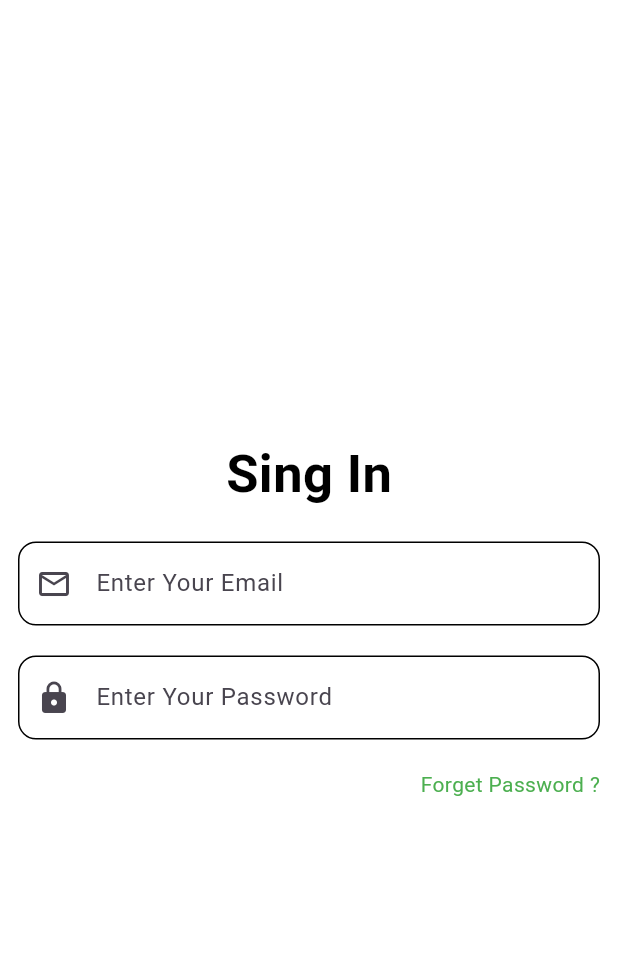
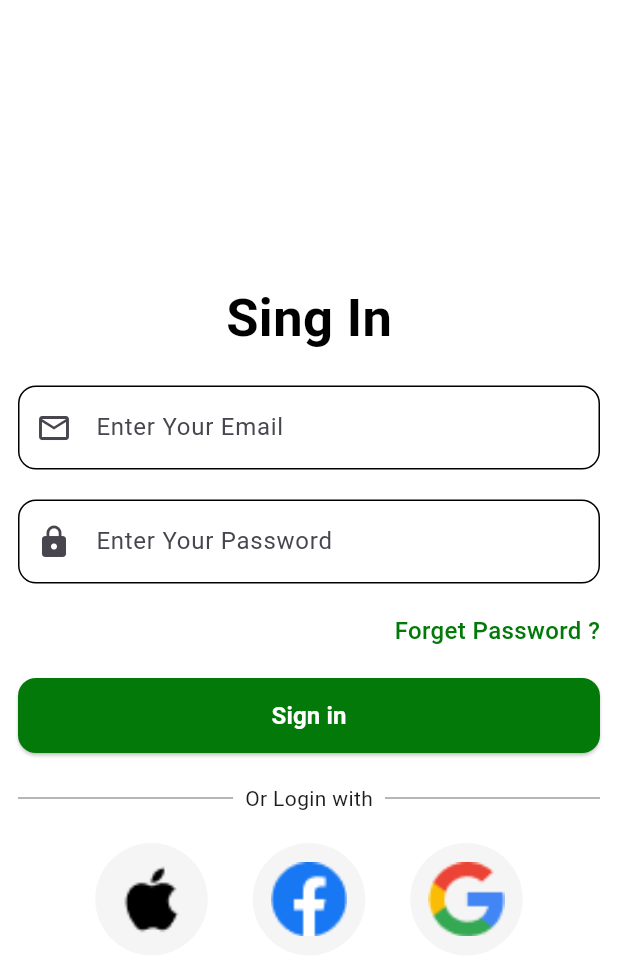
Before and after one commit to elshaarawy7/Zestora-App, a Flutter app: the screen it shows after launch, swiped to page 4, on a phone screen of 412 x 824 dp. Shown: the top 975 px of the screen. Run offline on Flutter 3.47's test engine with Material 3 defaults, Android fonts, the phone set to English and light mode, and no system bars.

Commit message:
add custem grean batton

```diff
--- a/lib/futcher/ui/pages/auth/sing_in_page.dart
+++ b/lib/futcher/ui/pages/auth/sing_in_page.dart
@@ -1,4 +1,8 @@
 import 'package:flutter/material.dart';
+import 'package:zestora/core/utils/color_app.dart';
+import 'package:zestora/futcher/ui/widgets/custem_batton.dart';
+import 'package:zestora/futcher/ui/widgets/custem_driver.dart';
+import 'package:zestora/futcher/ui/widgets/custem_item_scoil.dart';
 import 'package:zestora/futcher/ui/widgets/custem_text_filed.dart';
 
 class SingInPage extends StatelessWidget {
@@ -61,9 +65,39 @@ class SingInPage extends StatelessWidget {
         Align(
           alignment: Alignment.centerRight,
           child: Text("Forget Password ?" , style: TextStyle(
-            color: Colors.green ,
+            color: ColorApp.grean ,
+            fontSize: 16 ,
+            fontWeight: FontWeight.w500 ,
           ),),
-        )
+        ) ,
+
+        SizedBox(height: 20,) ,
+
+        CustomGreenButton(
+          text: "Sign in",
+          onPressed: () {
+
+          },
+        ) ,
+
+         SizedBox(height: 20,) ,
+
+         CustemDriver() ,
+
+         SizedBox(height: 20,) ,
+
+         Row(
+          crossAxisAlignment: CrossAxisAlignment.center,
+          mainAxisAlignment: MainAxisAlignment.center,
+           children: [
+             CustemItemScoil(image: 'assets/scoil_imag/apple.png') ,
+             SizedBox(width: 30,) ,
+             CustemItemScoil(image: 'assets/scoil_imag/Facebook.png'),
+              SizedBox(width: 30,) ,
+             CustemItemScoil(image: 'assets/scoil_imag/Google.png'),
+           ],
+         ) ,
+
 
               ],
             ),
--- /dev/null
+++ b/lib/futcher/ui/widgets/custem_batton.dart
@@ -0,0 +1,38 @@
+import 'package:flutter/material.dart';
+import 'package:zestora/core/utils/color_app.dart';
+
+class CustomGreenButton extends StatelessWidget {
+  final String text;   // التكست المتغير
+  final VoidCallback onPressed; // عشان تحدد الاكشن
+
+  const CustomGreenButton({
+    super.key,
+    required this.text,
+    required this.onPressed,
+  });
+
+  @override
+  Widget build(BuildContext context) {
+    return SizedBox(
+      width: double.infinity ,  // 75% من عرض الشاشة
+      height: 50,
+      child: ElevatedButton(
+        style: ElevatedButton.styleFrom(
+          backgroundColor: ColorApp.grean, // اللون الأخضر
+          shape: RoundedRectangleBorder(
+            borderRadius: BorderRadius.circular(12), // حواف ناعمة
+          ),
+        ),
+        onPressed: onPressed,
+        child: Text(
+          text,
+          style: const TextStyle(
+            color: Colors.white, // التكست أبيض
+            fontSize: 16,
+            fontWeight: FontWeight.bold,
+          ),
+        ),
+      ),
+    );
+  }
+}
--- /dev/null
+++ b/lib/futcher/ui/widgets/custem_driver.dart
@@ -0,0 +1,34 @@
+import 'package:flutter/material.dart';
+
+class CustemDriver extends StatelessWidget {
+  const CustemDriver({super.key,});
+
+
+
+  @override
+  Widget build(BuildContext context) {
+    return Row(
+  children: [
+    Expanded(
+      child: Divider(
+        color: Colors.grey,
+        thickness: 1,
+      ),
+    ),
+
+    Padding(
+      padding: const EdgeInsets.symmetric(horizontal: 8.0),
+      child: Text("Or Login with"),
+    ),
+
+    Expanded(
+      child: Divider(
+        color: Colors.grey,
+        thickness: 1,
+      ),
+    ),
+  ],
+);
+
+  }
+}
--- /dev/null
+++ b/lib/futcher/ui/widgets/custem_item_scoil.dart
@@ -0,0 +1,23 @@
+import 'package:flutter/material.dart';
+
+class CustemItemScoil extends StatelessWidget {
+  const CustemItemScoil({super.key, required this.image});
+
+  final String image ;
+
+  @override
+  Widget build(BuildContext context) {
+    return Container(
+            height: 75,
+            width: 75,
+            decoration: BoxDecoration(
+              color: Color(0xffF5F5F5) ,
+              borderRadius: BorderRadius.circular(75) ,
+            ),
+            child: Padding(
+              padding: const EdgeInsets.all(12.0),
+              child: Image.asset(image , fit: BoxFit.contain,height: 50, width: 50,),
+            ),
+           );
+  }
+}
--- a/pubspec.yaml
+++ b/pubspec.yaml
@@ -60,7 +60,7 @@ flutter:
   # To add assets to your application, add an assets section, like this:
   assets:
     - assets/Onboarding/
-  #   - images/a_dot_ham.jpeg
+    - assets/scoil_imag/
 
   # An image asset can refer to one or more resolution-specific "variants", see
   # https://flutter.dev/to/resolution-aware-images
```
Also changed, not shown: assets/scoil_imag/Facebook.png (added), assets/scoil_imag/Google.png (added), assets/scoil_imag/apple.png (added).
